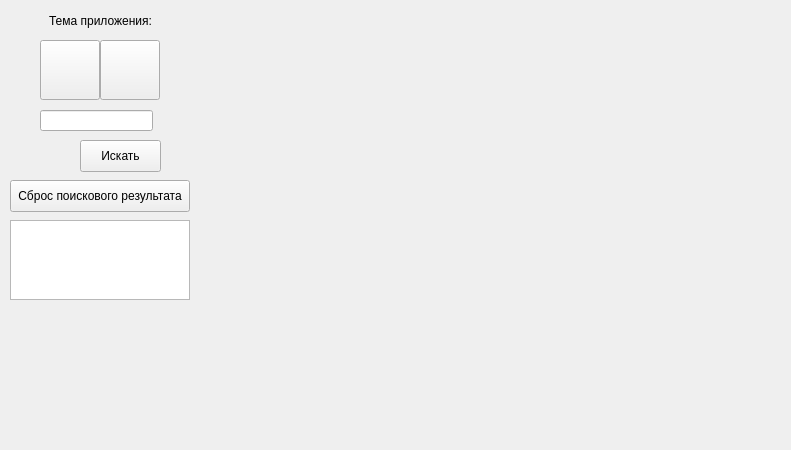
Qt form files/ui.ui (kartash-me/yandex-maps) before a commit.
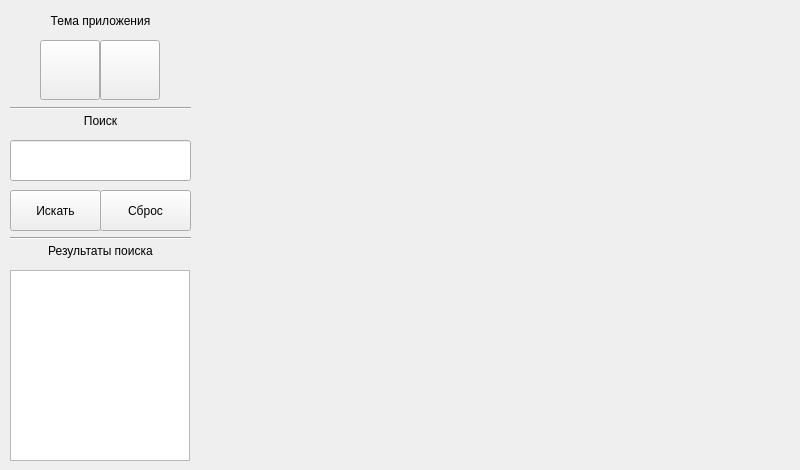
The same form after that commit.

What changed in the file:
```diff
--- a/files/ui.ui
+++ b/files/ui.ui
@@ -6,8 +6,8 @@
    <rect>
     <x>0</x>
     <y>0</y>
-    <width>791</width>
-    <height>450</height>
+    <width>800</width>
+    <height>470</height>
    </rect>
   </property>
   <property name="windowTitle">
@@ -71,7 +71,7 @@
      </font>
     </property>
     <property name="text">
-     <string>Тема приложения:</string>
+     <string>Тема приложения</string>
     </property>
     <property name="alignment">
      <set>Qt::AlignCenter</set>
@@ -80,10 +80,10 @@
    <widget class="QPushButton" name="search_button">
     <property name="geometry">
      <rect>
-      <x>80</x>
-      <y>140</y>
-      <width>81</width>
-      <height>32</height>
+      <x>10</x>
+      <y>190</y>
+      <width>91</width>
+      <height>41</height>
      </rect>
     </property>
     <property name="text">
@@ -93,36 +93,104 @@
    <widget class="QLineEdit" name="search_req">
     <property name="geometry">
      <rect>
-      <x>40</x>
-      <y>110</y>
-      <width>113</width>
-      <height>21</height>
+      <x>10</x>
+      <y>140</y>
+      <width>181</width>
+      <height>41</height>
      </rect>
     </property>
    </widget>
    <widget class="QPushButton" name="reset_button">
     <property name="geometry">
      <rect>
+      <x>100</x>
+      <y>190</y>
+      <width>91</width>
+      <height>41</height>
+     </rect>
+    </property>
+    <property name="text">
+     <string>Сброс</string>
+    </property>
+   </widget>
+   <widget class="Line" name="line">
+    <property name="geometry">
+     <rect>
       <x>10</x>
-      <y>180</y>
-      <width>180</width>
-      <height>32</height>
+      <y>100</y>
+      <width>181</width>
+      <height>16</height>
      </rect>
+    </property>
+    <property name="orientation">
+     <enum>Qt::Horizontal</enum>
+    </property>
+   </widget>
+   <widget class="QLabel" name="theme_label_2">
+    <property name="geometry">
+     <rect>
+      <x>30</x>
+      <y>110</y>
+      <width>141</width>
+      <height>21</height>
+     </rect>
+    </property>
+    <property name="font">
+     <font>
+      <pointsize>9</pointsize>
+     </font>
     </property>
     <property name="text">
-     <string>Сброс поискового результата</string>
+     <string>Поиск</string>
+    </property>
+    <property name="alignment">
+     <set>Qt::AlignCenter</set>
     </property>
    </widget>
    <widget class="QTextEdit" name="search_result">
     <property name="geometry">
      <rect>
       <x>10</x>
-      <y>220</y>
+      <y>270</y>
       <width>180</width>
-      <height>80</height>
+      <height>191</height>
      </rect>
     </property>
    </widget>
+   <widget class="QLabel" name="theme_label_3">
+    <property name="geometry">
+     <rect>
+      <x>30</x>
+      <y>240</y>
+      <width>141</width>
+      <height>21</height>
+     </rect>
+    </property>
+    <property name="font">
+     <font>
+      <pointsize>9</pointsize>
+     </font>
+    </property>
+    <property name="text">
+     <string>Результаты поиска</string>
+    </property>
+    <property name="alignment">
+     <set>Qt::AlignCenter</set>
+    </property>
+   </widget>
+   <widget class="Line" name="line_2">
+    <property name="geometry">
+     <rect>
+      <x>10</x>
+      <y>230</y>
+      <width>181</width>
+      <height>16</height>
+     </rect>
+    </property>
+    <property name="orientation">
+     <enum>Qt::Horizontal</enum>
+    </property>
+   </widget>
   </widget>
  </widget>
  <resources/>
```
